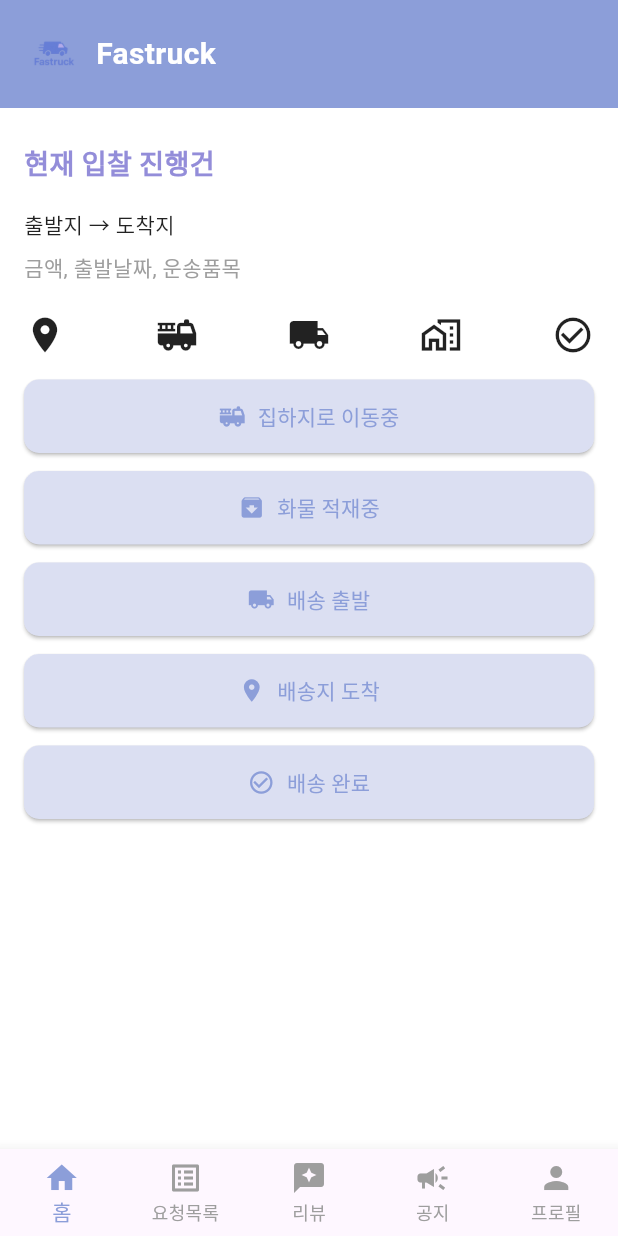
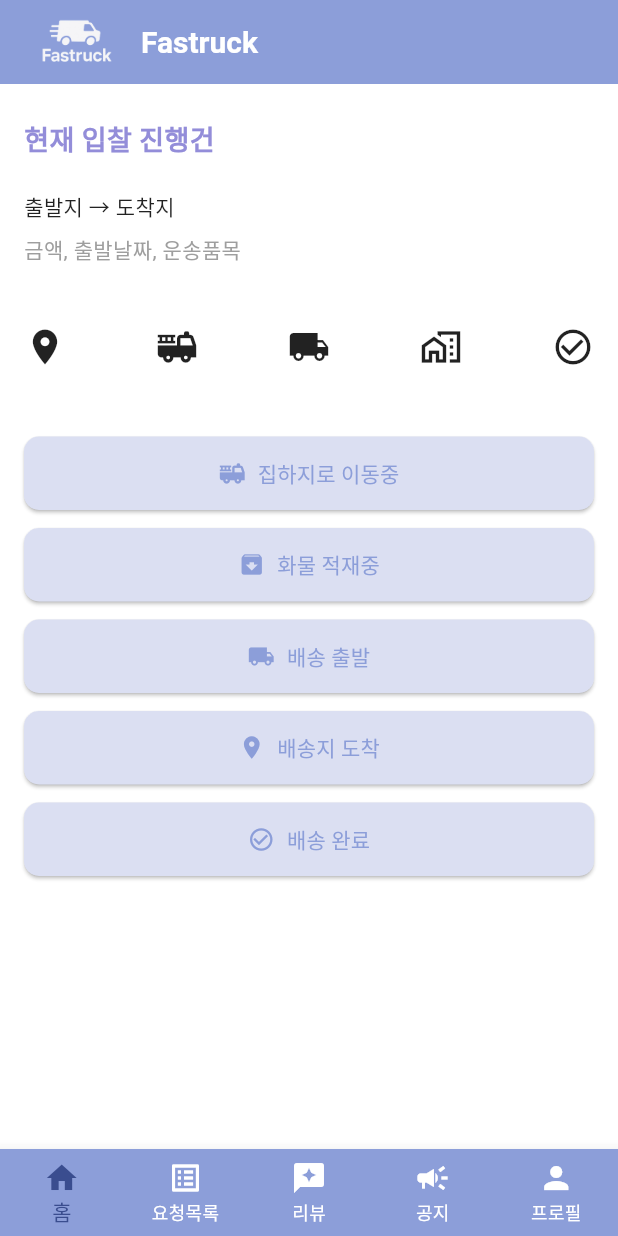
Before and after one commit to shiroHSG/Fastruck, a Flutter app: the CarrierHomePage screen opened directly, on a phone screen of 412 x 824 dp. Run offline on Flutter 3.47's test engine with Material 3 defaults, Android fonts, the light colour scheme and no system bars; our stand-ins replace shared_preferences, table_calendar; accounts and stored records are empty; Roboto replaces fonts that are missing (GowunGothic).

Commit message:
update home page

```diff
--- a/src/main/flutter_app/lib/carrier_home/carrier_home.dart
+++ b/src/main/flutter_app/lib/carrier_home/carrier_home.dart
@@ -1,5 +1,8 @@
 import 'package:flutter/material.dart';
 import '../app_theme.dart';
+import 'carrier_home_ui.dart';
+import '../widgets/custom_app_bar.dart';
+import '../widgets/custom_bottom_bar.dart';
 
 class CarrierHomePage extends StatefulWidget {
   const CarrierHomePage({super.key});
@@ -9,152 +12,25 @@ class CarrierHomePage extends StatefulWidget {
 }
 
 class _CarrierHomePageState extends State<CarrierHomePage> {
-  bool hasOngoingBid = true; // false로 바꾸면 입찰건 없을 때 화면 보여짐 (테스트용)
+  bool hasOngoingBid = true;
+  int _selectedIndex = 0;
+
+  void _onBottomNavTapped(int index) {
+    setState(() {
+      _selectedIndex = index;
+      // TODO: 탭 인덱스에 따라 페이지 이동 처리
+    });
+  }
 
   @override
   Widget build(BuildContext context) {
     return Scaffold(
+      appBar: const CustomAppBar(title: 'Fastruck'),
       backgroundColor: AppColors.white,
-      body: Column(
-        crossAxisAlignment: CrossAxisAlignment.start,
-        children: [
-          // 상단 헤더
-          Container(
-            width: double.infinity,
-            color: AppColors.primary,
-            padding: const EdgeInsets.symmetric(vertical: 16, horizontal: 16),
-            child: Row(
-              children: [
-                Image.asset('assets/image/logo1.png', width: 40),
-                const SizedBox(width: 8),
-                const Text(
-                  'Fastruck',
-                  style: TextStyle(
-                    color: Colors.white,
-                    fontSize: 20,
-                    fontWeight: FontWeight.bold,
-                  ),
-                ),
-              ],
-            ),
-          ),
-
-          const SizedBox(height: 24),
-
-          const Padding(
-            padding: EdgeInsets.symmetric(horizontal: 16),
-            child: Text(
-              '현재 입찰 진행건',
-              style: TextStyle(
-                fontSize: 18,
-                fontWeight: FontWeight.bold,
-                color: AppColors.point,
-              ),
-            ),
-          ),
-          const SizedBox(height: 16),
-
-          Expanded(
-            child: hasOngoingBid ? _buildOngoingBidView() : _buildEmptyView(),
-          ),
-        ],
-      ),
-
-      bottomNavigationBar: BottomNavigationBar(
-        type: BottomNavigationBarType.fixed,
-        selectedItemColor: AppColors.primary,
-        unselectedItemColor: Colors.grey,
-        currentIndex: 0,
-        items: const [
-          BottomNavigationBarItem(icon: Icon(Icons.home), label: '홈'),
-          BottomNavigationBarItem(icon: Icon(Icons.list_alt), label: '요청목록'),
-          BottomNavigationBarItem(icon: Icon(Icons.reviews), label: '리뷰'),
-          BottomNavigationBarItem(icon: Icon(Icons.campaign), label: '공지'),
-          BottomNavigationBarItem(icon: Icon(Icons.person), label: '프로필'),
-        ],
-      ),
-    );
-  }
-
-  // 🚛 입찰 진행 중 UI
-  Widget _buildOngoingBidView() {
-    return SingleChildScrollView(
-      padding: const EdgeInsets.symmetric(horizontal: 16),
-      child: Column(
-        crossAxisAlignment: CrossAxisAlignment.start,
-        children: [
-          const Text('출발지 → 도착지'),
-          const SizedBox(height: 8),
-          const Text('금액, 출발날짜, 운송품목', style: TextStyle(color: Colors.grey)),
-
-          const SizedBox(height: 20),
-
-          Row(
-            mainAxisAlignment: MainAxisAlignment.spaceBetween,
-            children: const [
-              Icon(Icons.location_on, size: 28),
-              Icon(Icons.fire_truck, size: 28),
-              Icon(Icons.local_shipping, size: 28),
-              Icon(Icons.home_work_outlined, size: 28),
-              Icon(Icons.check_circle_outline, size: 28),
-            ],
-          ),
-
-          const SizedBox(height: 10),
-
-          // 상태 버튼들
-          Column(
-            children: [
-              _buildStatusButton('집하지로 이동중', Icons.fire_truck),
-              _buildStatusButton('화물 적재중', Icons.archive),
-              _buildStatusButton('배송 출발', Icons.local_shipping),
-              _buildStatusButton('배송지 도착', Icons.location_on),
-              _buildStatusButton('배송 완료', Icons.check_circle_outline),
-            ],
-          ),
-        ],
-      ),
-    );
-  }
-
-  // 📭 입찰 없을 때 UI
-  Widget _buildEmptyView() {
-    return Center(
-      child: Padding(
-        padding: const EdgeInsets.symmetric(horizontal: 16),
-        child: Column(
-          mainAxisAlignment: MainAxisAlignment.center,
-          children: const [
-            Text(
-              '현재 진행중인 입찰건이 없습니다.',
-              style: TextStyle(fontSize: 16),
-            ),
-            SizedBox(height: 12),
-            Text('입찰 목록을 확인하시겠습니까?', style: TextStyle(color: Colors.grey)),
-          ],
-        ),
-      ),
-    );
-  }
-
-  Widget _buildStatusButton(String label, IconData icon) {
-    return Padding(
-      padding: const EdgeInsets.symmetric(vertical: 6),
-      child: SizedBox(
-        width: double.infinity,
-        child: ElevatedButton.icon(
-          onPressed: () {},
-          icon: Icon(icon),
-          label: Text(label),
-          style: ElevatedButton.styleFrom(
-            backgroundColor: AppColors.base,
-            foregroundColor: AppColors.primary,
-            padding: const EdgeInsets.symmetric(vertical: 14),
-            shape: RoundedRectangleBorder(
-              borderRadius: BorderRadius.circular(10),
-            ),
-          ),
-        ),
+      body: CarrierHomeUI(hasOngoingBid: hasOngoingBid),
+      bottomNavigationBar: CustomBottomNavigationBar(
+        currentIndex: _selectedIndex,
+        onTap: _onBottomNavTapped,
       ),
     );
   }
--- /dev/null
+++ b/src/main/flutter_app/lib/carrier_home/carrier_home_ui.dart
@@ -0,0 +1,108 @@
+import 'package:flutter/material.dart';
+import '../app_theme.dart';
+
+class CarrierHomeUI extends StatelessWidget {
+  final bool hasOngoingBid;
+
+  const CarrierHomeUI({super.key, required this.hasOngoingBid});
+
+  @override
+  Widget build(BuildContext context) {
+    return Column(
+      crossAxisAlignment: CrossAxisAlignment.start,
+      children: [
+        const SizedBox(height: 24),
+
+        const Padding(
+          padding: EdgeInsets.symmetric(horizontal: 16),
+          child: Text(
+            '현재 입찰 진행건',
+            style: TextStyle(
+              fontSize: 18,
+              fontWeight: FontWeight.bold,
+              color: AppColors.point,
+            ),
+          ),
+        ),
+        const SizedBox(height: 20),
+
+        Expanded(
+          child: hasOngoingBid ? _buildOngoingBidView() : _buildEmptyView(),
+        ),
+      ],
+    );
+  }
+
+  Widget _buildOngoingBidView() {
+    return SingleChildScrollView(
+      padding: const EdgeInsets.symmetric(horizontal: 16),
+      child: Column(
+        crossAxisAlignment: CrossAxisAlignment.start,
+        children: [
+          const Text('출발지 → 도착지'),
+          const SizedBox(height: 8),
+          const Text('금액, 출발날짜, 운송품목', style: TextStyle(color: Colors.grey)),
+          const SizedBox(height: 40),
+          Row(
+            mainAxisAlignment: MainAxisAlignment.spaceBetween,
+            children: const [
+              Icon(Icons.location_on, size: 28),
+              Icon(Icons.fire_truck, size: 28),
+              Icon(Icons.local_shipping, size: 28),
+              Icon(Icons.home_work_outlined, size: 28),
+              Icon(Icons.check_circle_outline, size: 28),
+            ],
+          ),
+          const SizedBox(height: 40),
+          Column(
+            children: [
+              _buildStatusButton('집하지로 이동중', Icons.fire_truck),
+              _buildStatusButton('화물 적재중', Icons.archive),
+              _buildStatusButton('배송 출발', Icons.local_shipping),
+              _buildStatusButton('배송지 도착', Icons.location_on),
+              _buildStatusButton('배송 완료', Icons.check_circle_outline),
+            ],
+          ),
+        ],
+      ),
+    );
+  }
+
+  Widget _buildEmptyView() {
+    return Center(
+      child: Padding(
+        padding: const EdgeInsets.symmetric(horizontal: 16),
+        child: Column(
+          mainAxisAlignment: MainAxisAlignment.center,
+          children: const [
+            Text('현재 진행중인 입찰건이 없습니다.', style: TextStyle(fontSize: 16)),
+            SizedBox(height: 12),
+            Text('입찰 목록을 확인하시겠습니까?', style: TextStyle(color: Colors.grey)),
+          ],
+        ),
+      ),
+    );
+  }
+
+  static Widget _buildStatusButton(String label, IconData icon) {
+    return Padding(
+      padding: const EdgeInsets.symmetric(vertical: 6),
+      child: SizedBox(
+        width: double.infinity,
+        child: ElevatedButton.icon(
+          onPressed: () {},
+          icon: Icon(icon),
+          label: Text(label),
+          style: ElevatedButton.styleFrom(
+            backgroundColor: AppColors.base,
+            foregroundColor: AppColors.primary,
+            padding: const EdgeInsets.symmetric(vertical: 14),
+            shape: RoundedRectangleBorder(
+              borderRadius: BorderRadius.circular(10),
+            ),
+          ),
+        ),
+      ),
+    );
+  }
+}
--- a/src/main/flutter_app/lib/login/login_form.dart
+++ b/src/main/flutter_app/lib/login/login_form.dart
@@ -32,22 +32,32 @@ class _LoginFormState extends State<LoginForm> {
         headers: {'Content-Type': 'application/json'},
         body: jsonEncode({'email': email, 'password': password}),
       );
-      print(response.body);
+      print('[로그인 응답] ${response.body}');
 
       if (response.statusCode == 200) {
         final data = jsonDecode(response.body);
         final accessToken = data['accessToken'] as String? ?? '';
         final refreshToken = data['refreshToken'] as String? ?? '';
-        final role = data['role'] as String? ?? '';
 
-        if (accessToken.isEmpty || refreshToken.isEmpty || role.isEmpty) {
-          _showDialog('로그인 실패: 서버 응답에 필요한 값이 없습니다.');
+        if (accessToken.isEmpty || refreshToken.isEmpty) {
+          _showDialog('로그인 실패: 토큰이 없습니다.');
           return;
         }
 
         final prefs = await SharedPreferences.getInstance();
         await prefs.setString('accessToken', accessToken);
         await prefs.setString('refreshToken', refreshToken);
+
+        // 사용자 정보 요청해서 role 확인
+        final userInfoRes = await http.get(
+          Uri.parse('$baseUrl/api/member'),
+          headers: {'Authorization': 'Bearer $accessToken'},
+        );
+
+        if (userInfoRes.statusCode == 200) {
+          final userData = jsonDecode(userInfoRes.body);
+          final role = userData['role']; // SHIPPER or CARRIER
+
           await prefs.setString('role', role);
 
           if (!mounted) return;
@@ -57,6 +67,9 @@ class _LoginFormState extends State<LoginForm> {
             Navigator.pushReplacementNamed(context, '/carrier-home');
           } else {
             _showDialog('알 수 없는 사용자 유형입니다.');
+          }
+        } else {
+          _showDialog('사용자 정보를 불러올 수 없습니다.');
         }
       } else {
         _showDialog('로그인 실패: 이메일 또는 비밀번호를 확인하세요.');
--- a/src/main/flutter_app/lib/main.dart
+++ b/src/main/flutter_app/lib/main.dart
@@ -2,6 +2,7 @@ import 'package:flutter/material.dart';
 import 'package:flutter_app/shipper_home/shipper_home.dart';
 
 import 'app_theme.dart';
+import 'carrier_home/carrier_home.dart';
 import 'login/login.dart';
 
 const String baseUrl = 'http://10.0.2.2:8080';
@@ -21,7 +22,7 @@ class MyApp extends StatelessWidget {
       routes: {
         '/login': (context) => const LoginPage(),
         '/shipper-home': (context) => const ShipperHomePage(),
-        // '/carrier-home': (context) => const CarrierHomePage(),
+        '/carrier-home': (context) => const CarrierHomePage(),
       },
       debugShowCheckedModeBanner: false,
     );
--- /dev/null
+++ b/src/main/flutter_app/lib/widgets/custom_app_bar.dart
@@ -0,0 +1,34 @@
+import 'package:flutter/material.dart';
+import 'package:flutter_app/app_theme.dart';
+
+class CustomAppBar extends StatelessWidget implements PreferredSizeWidget {
+  final String title;
+  final VoidCallback? onMenuPressed;
+  final VoidCallback? onNotificationPressed;
+
+  const CustomAppBar({
+    super.key,
+    required this.title,
+    this.onMenuPressed,
+    this.onNotificationPressed,
+  });
+
+  @override
+  Widget build(BuildContext context) {
+    return AppBar(
+      automaticallyImplyLeading: false, // 뒤로가기 버튼 제거
+      backgroundColor: AppColors.primary,
+      elevation: 0,
+      title: Row(
+        children: [
+          Image.asset('assets/image/logo2.png', width: 70),
+          const SizedBox(width: 8),
+          Text(title),
+        ],
+      ),
+    );
+  }
+
+  @override
+  Size get preferredSize => const Size.fromHeight(kToolbarHeight);
+}
--- /dev/null
+++ b/src/main/flutter_app/lib/widgets/custom_bottom_bar.dart
@@ -0,0 +1,33 @@
+import 'package:flutter/material.dart';
+
+import '../app_theme.dart';
+
+class CustomBottomNavigationBar extends StatelessWidget {
+  final int currentIndex;
+  final Function(int) onTap;
+
+  const CustomBottomNavigationBar({
+    super.key,
+    required this.currentIndex,
+    required this.onTap,
+  });
+
+  @override
+  Widget build(BuildContext context) {
+    return BottomNavigationBar(
+      backgroundColor: AppColors.primary,
+      currentIndex: currentIndex,
+      onTap: onTap,
+      type: BottomNavigationBarType.fixed,
+      selectedItemColor: const Color(0xFF3A4D8F),
+      unselectedItemColor: AppColors.white,
+      items: const [
+        BottomNavigationBarItem(icon: Icon(Icons.home), label: '홈'),
+        BottomNavigationBarItem(icon: Icon(Icons.list_alt), label: '요청목록'),
+        BottomNavigationBarItem(icon: Icon(Icons.reviews), label: '리뷰'),
+        BottomNavigationBarItem(icon: Icon(Icons.campaign), label: '공지'),
+        BottomNavigationBarItem(icon: Icon(Icons.person), label: '프로필'),
+      ],
+    );
+  }
+}
```
Lines whose indentation alone changed are shown as unchanged.
